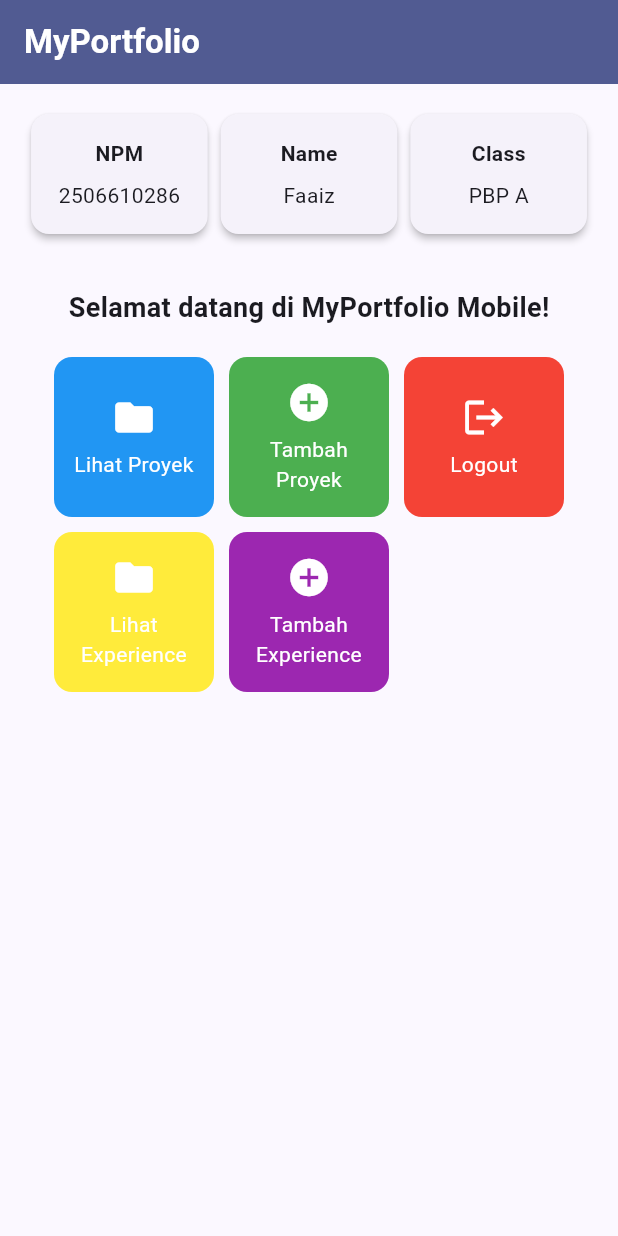
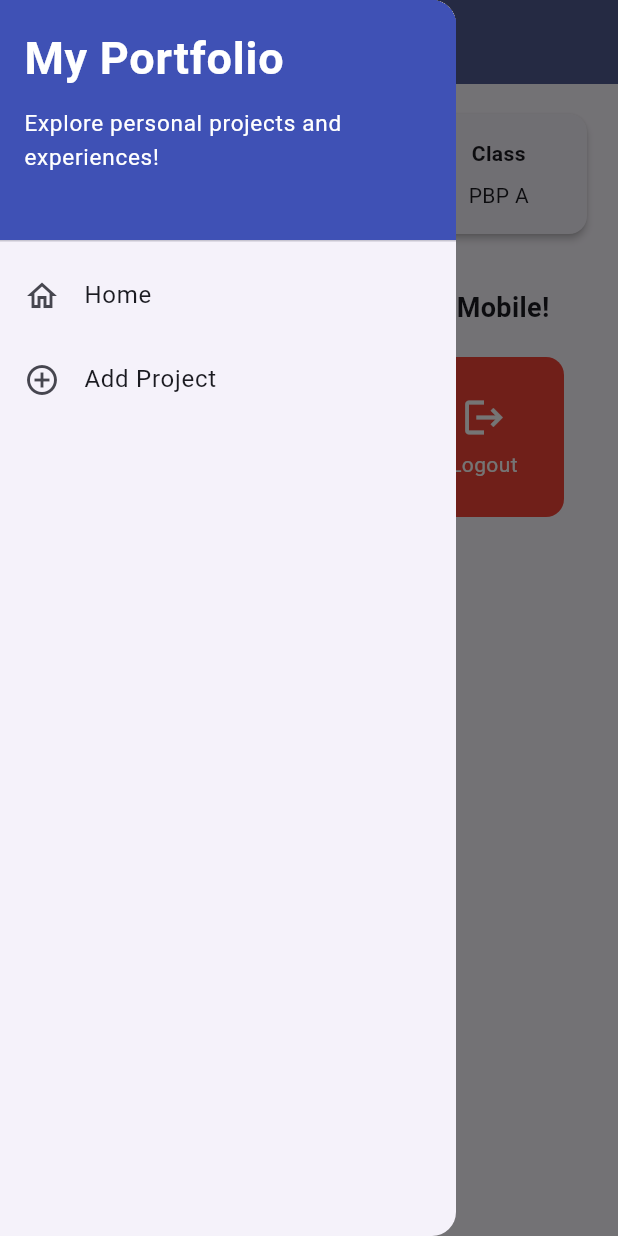
Before and after one commit to twoisfive/myportfolio_mobile, a Flutter app: the screen it shows after launch, with the side drawer open (before the commit the screen has no drawer), on a phone screen of 412 x 824 dp. Run offline on Flutter 3.47's test engine with Material 3 defaults, Android fonts, the phone set to English and light mode, and no system bars.

Commit message:
Tutorial 9

```diff
--- a/lib/main.dart
+++ b/lib/main.dart
@@ -1,5 +1,5 @@
 import 'package:flutter/material.dart';
-import 'package:myportfolio_mobile/menu.dart';
+import 'package:myportfolio_mobile/screens/menu.dart';
 
 void main() {
   runApp(const MyApp());
@@ -36,7 +36,7 @@ class MyApp extends StatelessWidget {
       // This works for code too, not just values: Most code changes can be
       // tested with just a hot reload.
 
-      home: MyHomePage(),
+      home: const MyHomePage(),
     );
   }
 }
--- a/lib/menu.dart
+++ b/lib/screens/menu.dart
@@ -1,33 +1,36 @@
 import 'package:flutter/material.dart';
+import 'package:myportfolio_mobile/screens/project_form.dart';
+import 'package:myportfolio_mobile/widgets/left_drawer.dart';
 
 class MyHomePage extends StatelessWidget {
-  MyHomePage({super.key});
+  const MyHomePage({super.key});
 
-  final String npm = "2506610286";
-  final String nama = "Faaiz";
-  final String kelas = "PBP A";
+  final String npm = '2506610286';
+  final String nama = 'Faaiz';
+  final String kelas = 'PBP A';
 
-  final List<ItemHomepage> items = [
-    ItemHomepage("Lihat Proyek", Icons.folder, Colors.blue),
-    ItemHomepage("Tambah Proyek", Icons.add_circle, Colors.green),
-    ItemHomepage("Logout", Icons.logout, Colors.red),
-    ItemHomepage("Lihat Experience", Icons.folder, Colors.yellow),
-    ItemHomepage("Tambah Experience", Icons.add_circle, Colors.purple),
+  final List<ItemHomepage> items = const [
+    ItemHomepage('Lihat Proyek', Icons.folder, Colors.blue),
+    ItemHomepage('Tambah Proyek', Icons.add_circle, Colors.green),
+    ItemHomepage('Logout', Icons.logout, Colors.red),
+    ItemHomepage('Lihat Experience', Icons.folder, Colors.yellow),
+    ItemHomepage('Tambah Experience', Icons.add_circle, Colors.purple),
   ];
 
   @override
   Widget build(BuildContext context) {
     // Scaffold menyediakan struktur visual dasar halaman (AppBar, Body, SnackBar).
     return Scaffold(
-      // AppBar menampilkan bar bagian atas halaman aplikasi.
       appBar: AppBar(
         title: const Text(
           'MyPortfolio',
           style: TextStyle(color: Colors.white, fontWeight: FontWeight.bold),
         ),
         backgroundColor: Theme.of(context).colorScheme.primary,
+        iconTheme: const IconThemeData(color: Colors.white),
       ),
       // Body halaman utama dengan padding di sekelilingnya.
+      drawer: const LeftDrawer(),
       body: SingleChildScrollView(
         padding: const EdgeInsets.all(16.0),
         child: Column(
@@ -117,7 +120,7 @@ class ItemHomepage {
   final IconData icon;
   final Color color;
 
-  ItemHomepage(this.name, this.icon, this.color);
+  const ItemHomepage(this.name, this.icon, this.color);
 }
 
 class ItemCard extends StatelessWidget {
@@ -132,17 +135,24 @@ class ItemCard extends StatelessWidget {
       color: item.color,
       borderRadius: BorderRadius.circular(12),
       child: InkWell(
-        // Aksi ketika kartu ditekan oleh pengguna.
         onTap: () {
-          // Menampilkan SnackBar dengan pesan interaktif.
+          if (item.name == 'Tambah Proyek') {
+            Navigator.push(
+              context,
+              MaterialPageRoute(builder: (context) => const ProjectFormPage()),
+            );
+            return;
+          }
+
           ScaffoldMessenger.of(context)
             ..hideCurrentSnackBar()
             ..showSnackBar(
               SnackBar(
-                content: Text("Kamu telah menekan tombol ${item.name}!"),
+                content: Text('Kamu telah menekan tombol ${item.name}!'),
               ),
             );
         },
+
         child: Container(
           padding: const EdgeInsets.all(8),
           child: Center(
--- /dev/null
+++ b/lib/widgets/left_drawer.dart
@@ -0,0 +1,61 @@
+import 'package:flutter/material.dart';
+import 'package:myportfolio_mobile/screens/menu.dart';
+import 'package:myportfolio_mobile/screens/project_form.dart';
+
+class LeftDrawer extends StatelessWidget {
+  const LeftDrawer({super.key});
+
+  @override
+  Widget build(BuildContext context) {
+    return Drawer(
+      child: ListView(
+        children: [
+          const DrawerHeader(
+            decoration: BoxDecoration(color: Colors.indigo),
+            child: Column(
+              crossAxisAlignment: CrossAxisAlignment.start,
+              children: [
+                Text(
+                  'My Portfolio',
+                  style: TextStyle(
+                    fontSize: 30,
+                    fontWeight: FontWeight.bold,
+                    color: Colors.white,
+                  ),
+                ),
+                SizedBox(height: 10),
+                Text(
+                  'Explore personal projects and experiences!',
+                  style: TextStyle(fontSize: 15, color: Colors.white),
+                ),
+              ],
+            ),
+          ),
+          ListTile(
+            leading: const Icon(Icons.home_outlined),
+            title: const Text('Home'),
+            // Navigasi ke halaman utama portofolio
+            onTap: () {
+              Navigator.pushReplacement(
+                context,
+                MaterialPageRoute(builder: (context) => const MyHomePage()),
+              );
+            },
+          ),
+          ListTile(
+            leading: const Icon(Icons.add_circle_outline),
+            title: const Text('Add Project'),
+            onTap: () {
+              Navigator.pushReplacement(
+                context,
+                MaterialPageRoute(
+                  builder: (context) => const ProjectFormPage(),
+                ),
+              );
+            },
+          ),
+        ],
+      ),
+    );
+  }
+}
```
Also changed, not shown: lib/screens/project_form.dart (added, +241 -0 lines).
